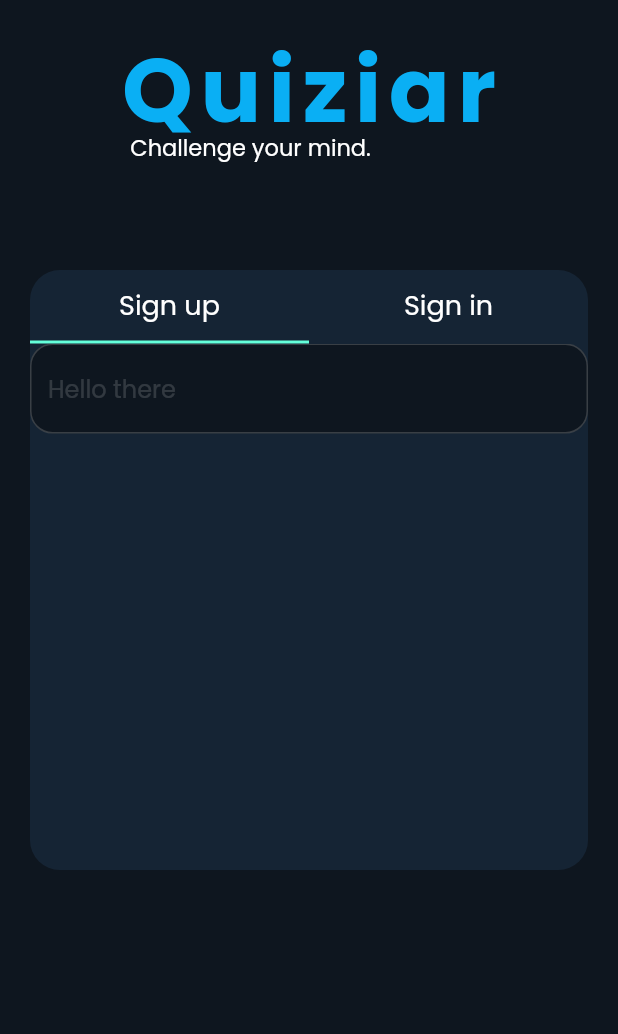
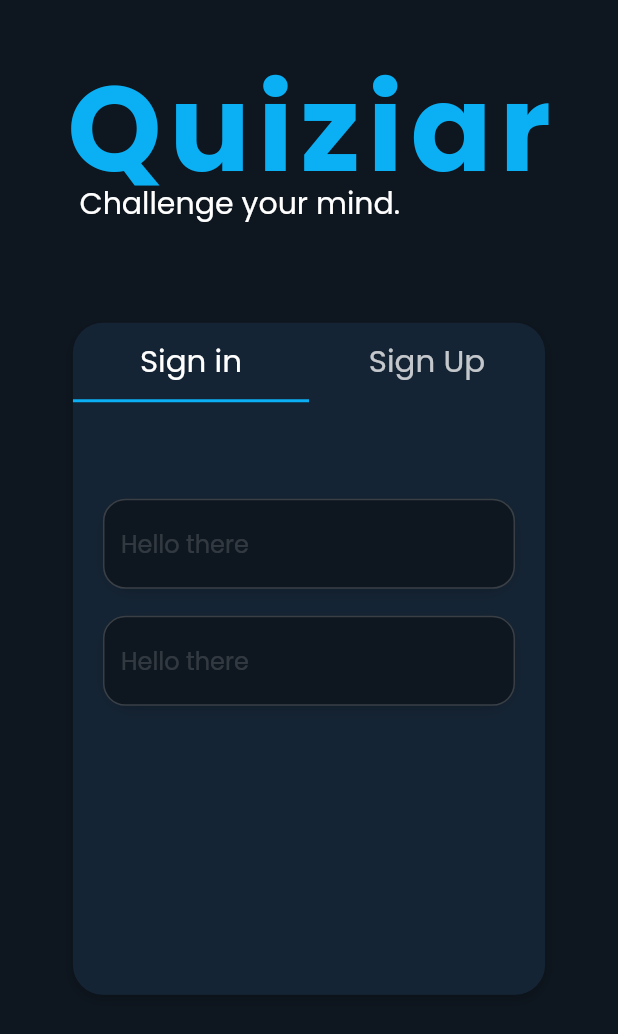
Before and after one commit to OtmaniCodes/Quiziar, a Flutter app: the screen it shows after launch, on a phone screen of 412 x 824 dp. Shown: the top 1034 px of the screen. Run offline on Flutter 3.47's test engine with Material 2 defaults, Android fonts, the light colour scheme and no system bars; our stand-ins replace get, get_it.

Commit message:
started working on the login screen

```diff
--- a/client/lib/src/app.dart
+++ b/client/lib/src/app.dart
@@ -1,4 +1,5 @@
 import 'package:client/src/utils/constants/constansts.dart';
+import 'package:client/src/utils/responsivity/responsivity.dart';
 import 'package:client/src/utils/theme/theming.dart';
 import 'package:client/src/view/root.dart';
 import 'package:client/src/view/screens/onboarding/onboarding.dart';
@@ -11,6 +12,11 @@ class Quiziar extends StatelessWidget {
 
   @override
   Widget build(BuildContext context) {
+    return LayoutBuilder(
+      builder: (BuildContext context, BoxConstraints constraints) {
+        return OrientationBuilder(
+          builder: (BuildContext context, Orientation orientation) {
+            SizeConfig(designHeight: 640, designWidth: 360).init(constraints, orientation);
             return GetMaterialApp(
               debugShowCheckedModeBanner: false,
               title: kAppTitle,
@@ -22,4 +28,8 @@ class Quiziar extends StatelessWidget {
               ],
             );
           }
+        );
       }
+    );
+  }
+}
--- /dev/null
+++ b/client/lib/src/utils/responsivity/responsivity.dart
@@ -0,0 +1,50 @@
+import 'package:flutter/material.dart';
+
+class SizeConfig{
+  final double designWidth;
+  final double designHeight;
+  SizeConfig({
+    required this.designHeight,
+    required this.designWidth
+  });
+
+  static double? screenWidth;
+  static double? screenHeight;
+  static double? blocWidthMultiplier;
+  static double? blocHeightMultiplier;
+  static double? blocTextMultiplier;
+  static bool? isMobilePortrait;
+  static bool? isPortrait;
+
+  // static bool isMobile() => isPortrait! ? screenWidth! <= kMobileBP : screenHeight! <= kMobileBP;
+  // static bool isDesktop() => isPortrait! ? screenWidth! > kMobileBP : screenHeight! > kMobileBP && isMobile() == false;
+  // static bool isDesktopMQ(BuildContext context) => MediaQuery.of(context).size.width > kMobileBP && isMobile() == false;
+
+
+  void init(BoxConstraints constraints, Orientation orientation){
+    if(orientation == Orientation.portrait){
+      screenWidth = constraints.maxWidth;
+      screenHeight = constraints.maxHeight;
+      isPortrait = true;
+    if((screenWidth ?? 360) < 480){
+      isMobilePortrait = true;
+    }else{
+      isMobilePortrait = false;
+    }
+    }else{
+      screenHeight = constraints.maxWidth;
+      screenWidth = constraints.maxHeight;
+      isMobilePortrait = false;
+      isPortrait = false;
+    }
+    blocWidthMultiplier = (screenWidth ?? 360) / designWidth;
+    blocTextMultiplier = (isPortrait! ? (screenWidth ?? 360) : (screenHeight ?? 640)) / designWidth;
+    blocHeightMultiplier = (screenHeight ?? 640) / designHeight;
+  }
+}
+
+extension ResponsivePixle on num {
+  double get w => this * (SizeConfig.blocWidthMultiplier ?? 10.0);
+  double get h => this * (SizeConfig.blocHeightMultiplier ?? 10.0);
+  double get sp => this * (SizeConfig.blocTextMultiplier ?? 10.0);
+}
--- a/client/lib/src/view/reused_widgets/reused_widgets.dart
+++ b/client/lib/src/view/reused_widgets/reused_widgets.dart
@@ -1,3 +1,10 @@
+import 'package:flutter/cupertino.dart';
+
 class ReusedWidgets{
-
+  static spaceOut({double? h, double? w}){
+    return SizedBox(
+      height: h,
+      width: w,
+    );
+  }
 }
--- a/client/lib/src/view/reused_widgets/widgets/custom_text.dart
+++ b/client/lib/src/view/reused_widgets/widgets/custom_text.dart
@@ -1,4 +1,5 @@
 import 'package:client/src/utils/constants/palette.dart';
+import 'package:client/src/utils/responsivity/responsivity.dart';
 import 'package:flutter/material.dart';
 
 class CustomText extends StatelessWidget {
@@ -46,7 +47,7 @@ class CustomText extends StatelessWidget {
           style: TextStyle(
           color: clr ?? whiteClr,
           decoration: underlined ? TextDecoration.underline : null,
-          fontSize: size ?? 18,
+          fontSize: size ?? 18.sp,
           fontWeight: isBold ? FontWeight.bold : boldness,
           fontFamily: fontFam,
           letterSpacing: letterSpacing
@@ -66,7 +67,7 @@ class CustomText extends StatelessWidget {
           height: height,
           color: clr ?? whiteClr,
           decoration: underlined ? TextDecoration.underline : null,
-          fontSize: size ?? 18,
+          fontSize: size ?? 18.sp,
           fontWeight: isBold ? FontWeight.bold : boldness,
           fontFamily: fontFam,
           letterSpacing: letterSpacing
--- a/client/lib/src/view/screens/onboarding/onboarding.dart
+++ b/client/lib/src/view/screens/onboarding/onboarding.dart
@@ -1,7 +1,10 @@
 import 'package:client/src/utils/constants/constansts.dart';
+import 'package:client/src/utils/constants/palette.dart';
+import 'package:client/src/view/reused_widgets/reused_widgets.dart';
 import 'package:client/src/view/reused_widgets/widgets/comcont.dart';
 import 'package:client/src/view/reused_widgets/widgets/custom_text.dart';
 import 'package:flutter/material.dart';
+import 'package:client/src/utils/responsivity/responsivity.dart';
 
 class OnboardingScreen extends StatefulWidget {
   const OnboardingScreen({Key? key}) : super(key: key);
@@ -31,28 +34,34 @@ class _OnboardingScreenState extends State<OnboardingScreen>
     return Scaffold(
       body: SafeArea(
         child: SingleChildScrollView(
+          child: Center(
             child: Column(
               children: [
-              const SizedBox(height: 15),
+                ReusedWidgets.spaceOut(h: 20.h),
                 const AppLogo(),
-              const SizedBox(height: 50),
+                ReusedWidgets.spaceOut(h: 50.h),
                 ComCont(
+                  withShadow: true,
+                  givenMarg: EdgeInsets.symmetric(horizontal: 20.w),
                   givenPadd: EdgeInsets.zero,
-                height: 400,
-                width: 400,
+                  height: 348.h,
+                  width: 275.w,
                   kid: Column(
                     children: [
                       TabBar(
+                        controller: _tabController,
+                        indicatorColor: Theme.of(context).primaryColor,
                         padding: EdgeInsets.zero,
-                      controller: _tabController,
+                        labelPadding: EdgeInsets.zero,
+                        unselectedLabelColor: whiteClr.withOpacity(0.75),
                         tabs: [
                           Container(
                             padding: const EdgeInsets.all(10),
-                          child: CustomText(txt: 'Sign up'),
+                            child: Text('Sign in', style: TextStyle(fontSize: 18.sp))
                           ),
                           Container(
                             padding: const EdgeInsets.all(10),
-                          child: CustomText(txt: 'Sign in'),
+                            child: Text('Sign Up', style: TextStyle(fontSize: 18.sp))
                           ),
                         ],
                       ),
@@ -61,17 +70,13 @@ class _OnboardingScreenState extends State<OnboardingScreen>
                           controller: _tabController,
                           children: [
                             Column(
+                              crossAxisAlignment: CrossAxisAlignment.stretch,
                               // mainAxisSize: MainAxisSize.min,
                               children: [
-                              Row(
-                                children: [
-                                  Expanded(
-                                    child: TextField(
-                                      decoration: InputDecoration(hintText: 'Hello there'),
-                                    ),
-                                  ),
-                                ],
-                              )
+                                ReusedWidgets.spaceOut(h: 50.h),
+                                ComInputField(),
+                                ReusedWidgets.spaceOut(h: 14.h),
+                                ComInputField(),
                               ],
                             ),
                             Container(),
@@ -85,12 +90,15 @@ class _OnboardingScreenState extends State<OnboardingScreen>
             ),
           ),
         ),
+      ),
     );
   }
 }
 
 class AppLogo extends StatelessWidget {
-  const AppLogo({Key? key}) : super(key: key);
+  final double? bigTitleSize;
+  final double? smallTitleSize;
+  const AppLogo({Key? key, this.bigTitleSize, this.smallTitleSize}) : super(key: key);
 
   @override
   Widget build(BuildContext context) {
@@ -101,14 +109,31 @@ class AppLogo extends StatelessWidget {
           padding: const EdgeInsets.only(bottom: 5.0),
           child: CustomText(
             txt: kAppTitle,
-            size: 60,
+            size: bigTitleSize ?? 80,
             clr: Theme.of(context).primaryColor,
             fontFam: 'boldPoppins',
             letterSpacing: 5,
           ),
         ),
-        const CustomText(txt: '  Challenge your mind.', size: 15)
+        CustomText(txt: '  Challenge your mind.', size: smallTitleSize ?? 20)
       ],
     );
   }
 }
+
+
+class ComInputField extends StatelessWidget {
+  const ComInputField({ Key? key }) : super(key: key);
+
+  @override
+  Widget build(BuildContext context) {
+    return ComCont(
+      givenPadd: EdgeInsets.zero,
+      givenMarg: EdgeInsets.symmetric(horizontal: 20),
+      withShadow: true,
+      kid: TextField(
+        decoration: InputDecoration(hintText: 'Hello there'),
+      ),
+    );
+  }
+}
```
Lines whose indentation alone changed are shown as unchanged.
